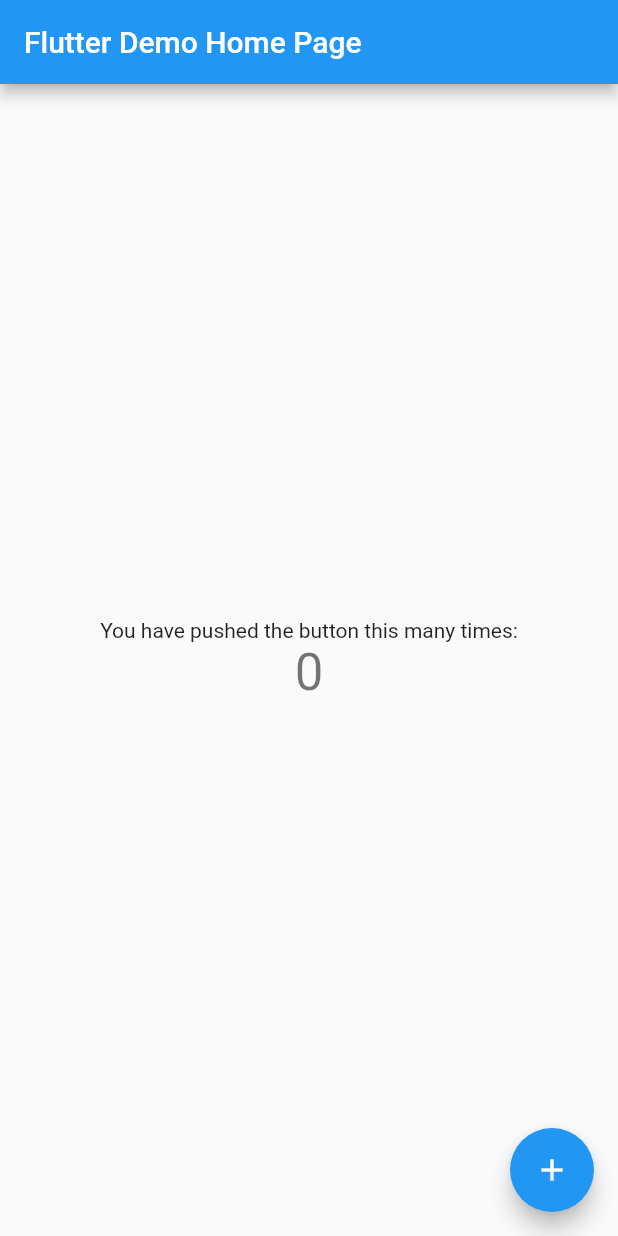
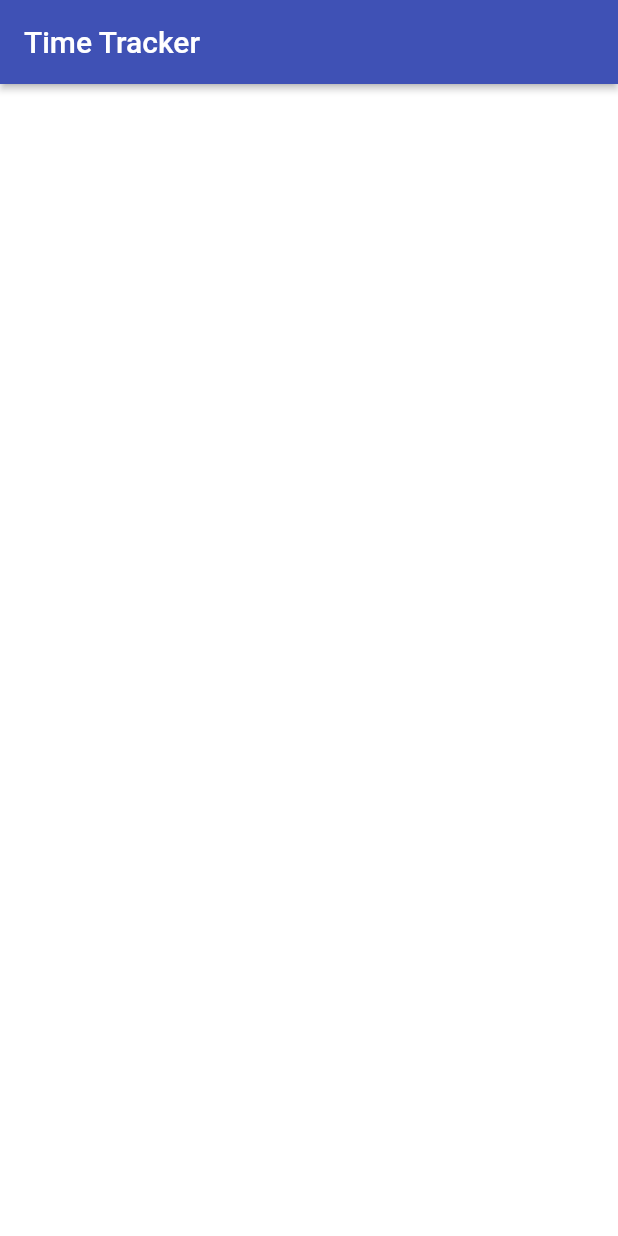
Before and after one commit to louishinohara/time_tracker, a Flutter app: the screen it shows after launch, on a phone screen of 412 x 824 dp. Run offline on Flutter 3.47's test engine with Material 2 defaults, Android fonts, the phone set to English and light mode, and no system bars.

Commit message:
Sign In Page

```diff
--- /dev/null
+++ b/lib/app/sign_in/sign_in_page.dart
@@ -0,0 +1,22 @@
+import 'package:flutter/material.dart';
+
+class SignInPage extends StatelessWidget {
+  // Creating a new class for the main.dart
+  @override
+  Widget build(BuildContext context) {
+    return Scaffold(
+      // Used to build the page
+      appBar: AppBar(
+        title: Text('Time Tracker'), // Text displayed on app bar
+        elevation: 2,
+      ),
+      body: Container(
+          color: Colors.white,
+          child: Column( // A container can specify a widget child
+            children: <Widget>[ // A column has children which is a list of widgets
+              Container(color: Colors.orange,)
+            ],
+          )),
+    );
+  }
+}
--- a/lib/main.dart
+++ b/lib/main.dart
@@ -1,111 +1,20 @@
 import 'package:flutter/material.dart';
 
-void main() => runApp(MyApp());
+import './app/sign_in/sign_in_page.dart';
 
-class MyApp extends StatelessWidget {
-  // This widget is the root of your application.
+void main() {         // Entry point of the program
+  runApp(MyApp());    // Used to run the app
+}
+
+class MyApp extends StatelessWidget {     // Class which is called in main. Stateless because values inside are immutable
   @override
-  Widget build(BuildContext context) {
-    return MaterialApp(
-      title: 'Flutter Demo',
-      theme: ThemeData(
-        // This is the theme of your application.
-        //
-        // Try running your application with "flutter run". You'll see the
-        // application has a blue toolbar. Then, without quitting the app, try
-        // changing the primarySwatch below to Colors.green and then invoke
-        // "hot reload" (press "r" in the console where you ran "flutter run",
-        // or simply save your changes to "hot reload" in a Flutter IDE).
-        // Notice that the counter didn't reset back to zero; the application
-        // is not restarted.
-        primarySwatch: Colors.blue,
+  Widget build(BuildContext context) {    // Stateless widgets need a build method
+    return MaterialApp(                   // Body of the app
+      title: 'Time Tracker',
+      theme: ThemeData(                   // Defines many visual properties for the app (default values for app)
+        primarySwatch: Colors.indigo,     // Primary color of the theme for the app
       ),
-      home: MyHomePage(title: 'Flutter Demo Home Page'),
+      home: SignInPage(),                 // Calling another class for the home of the app
     );
   }
 }
-
-class MyHomePage extends StatefulWidget {
-  MyHomePage({Key key, this.title}) : super(key: key);
-
-  // This widget is the home page of your application. It is stateful, meaning
-  // that it has a State object (defined below) that contains fields that affect
-  // how it looks.
-
-  // This class is the configuration for the state. It holds the values (in this
-  // case the title) provided by the parent (in this case the App widget) and
-  // used by the build method of the State. Fields in a Widget subclass are
-  // always marked "final".
-
-  final String title;
-
-  @override
-  _MyHomePageState createState() => _MyHomePageState();
-}
-
-class _MyHomePageState extends State<MyHomePage> {
-  int _counter = 0;
-
-  void _incrementCounter() {
-    setState(() {
-      // This call to setState tells the Flutter framework that something has
-      // changed in this State, which causes it to rerun the build method below
-      // so that the display can reflect the updated values. If we changed
-      // _counter without calling setState(), then the build method would not be
-      // called again, and so nothing would appear to happen.
-      _counter++;
-    });
-  }
-
-  @override
-  Widget build(BuildContext context) {
-    // This method is rerun every time setState is called, for instance as done
-    // by the _incrementCounter method above.
-    //
-    // The Flutter framework has been optimized to make rerunning build methods
-    // fast, so that you can just rebuild anything that needs updating rather
-    // than having to individually change instances of widgets.
-    return Scaffold(
-      appBar: AppBar(
-        // Here we take the value from the MyHomePage object that was created by
-        // the App.build method, and use it to set our appbar title.
-        title: Text(widget.title),
-      ),
-      body: Center(
-        // Center is a layout widget. It takes a single child and positions it
-        // in the middle of the parent.
-        child: Column(
-          // Column is also a layout widget. It takes a list of children and
-          // arranges them vertically. By default, it sizes itself to fit its
-          // children horizontally, and tries to be as tall as its parent.
-          //
-          // Invoke "debug painting" (press "p" in the console, choose the
-          // "Toggle Debug Paint" action from the Flutter Inspector in Android
-          // Studio, or the "Toggle Debug Paint" command in Visual Studio Code)
-          // to see the wireframe for each widget.
-          //
-          // Column has various properties to control how it sizes itself and
-          // how it positions its children. Here we use mainAxisAlignment to
-          // center the children vertically; the main axis here is the vertical
-          // axis because Columns are vertical (the cross axis would be
-          // horizontal).
-          mainAxisAlignment: MainAxisAlignment.center,
-          children: <Widget>[
-            Text(
-              'You have pushed the button this many times:',
-            ),
-            Text(
-              '$_counter',
-              style: Theme.of(context).textTheme.display1,
-            ),
-          ],
-        ),
-      ),
-      floatingActionButton: FloatingActionButton(
-        onPressed: _incrementCounter,
-        tooltip: 'Increment',
-        child: Icon(Icons.add),
-      ), // This trailing comma makes auto-formatting nicer for build methods.
-    );
-  }
-}
```
